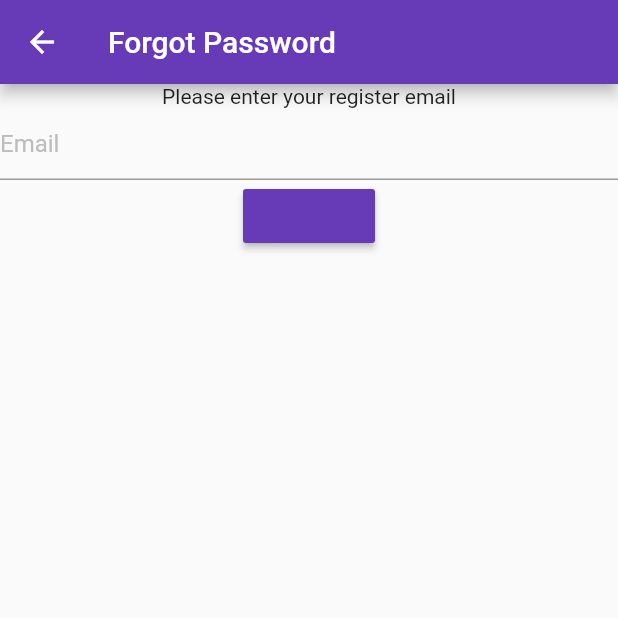
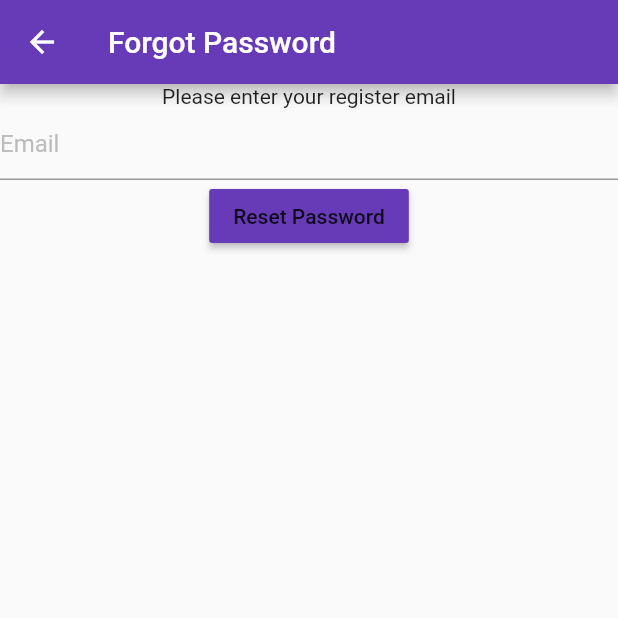
Before and after one commit to Disha152/Flutter_authentication, a Flutter app: the ForgotPasswordPage screen opened directly, on a phone screen of 412 x 824 dp, the top half of it. Run offline on Flutter 3.47's test engine with Material 2 defaults, Android fonts, the phone set to English and light mode, and no system bars; our stand-ins replace firebase_auth, firebase_core, google_fonts; accounts and stored records are empty.

Commit message:
Resetting password with email

```diff
--- a/lib/pages/login_page.dart
+++ b/lib/pages/login_page.dart
@@ -1,3 +1,4 @@
+
 import 'package:firebase_auth/firebase_auth.dart';
 import 'package:flutter/material.dart';
 import 'package:google_fonts/google_fonts.dart';
--- a/lib/pages/password_reset.dart
+++ b/lib/pages/password_reset.dart
@@ -1,7 +1,6 @@
 import 'package:flutter/material.dart';
 import 'package:firebase_auth/firebase_auth.dart';
-import 'package:firebase_auth_web/firebase_auth_web.dart';
-
+import 'package:firebase_core/firebase_core.dart';
 class ForgotPasswordPage extends StatefulWidget {
   const ForgotPasswordPage({super.key});
 
@@ -11,47 +10,57 @@ class ForgotPasswordPage extends StatefulWidget {
 
 class _ForgotPasswordPageState extends State<ForgotPasswordPage> {
   final emailController = TextEditingController();
+
+
   @override
   void dispose() {
+    // ignore: todo
     // TODO: implement dispose
     emailController.dispose();
     super.dispose();
   }
 
-  void passwordReset() async {
+
+// ...
+
+final FirebaseAuth _auth = FirebaseAuth.instance;
+
+// ...
+
+Future<void> resetPassword(String email) async {
   try {
-      await FirebaseAuth.instance
-          .sendPasswordResetEmail(email: emailController.text.trim());
+    await _auth.sendPasswordResetEmail(email: emailController.text.trim());
+    // Password reset email sent successfully
   } catch (e) {
-      print(e);
+    // An error occurred while trying to send the password reset email
   }
 }
+
 
   @override
   Widget build(BuildContext context) {
     return Scaffold(
       appBar: AppBar(
-        title: Text('Forgot Password'),
+        title: const Text('Forgot Password'),
         backgroundColor: Colors.deepPurple,
       ),
-      body: Container(
-          child: Column(
+      body: Column(
         children: [
-          Text('Please enter your register email'),
-          Container(
-              child: TextField(
+      const Text('Please enter your register email'),
+      TextField(
         decoration: InputDecoration(
       hintText: 'Email',
       hintStyle: TextStyle(color: Colors.grey[400]),
         ),
         controller: emailController,
-          )),
+      ),
       MaterialButton(
-            onPressed: (() => passwordReset),
+        onPressed: (() => resetPassword(emailController.text.trim())),
         color: Colors.deepPurple,
+        child: Text("Reset Password")
       )
         ],
-      )),
+      ),
     );
   }
 }
```
Lines whose indentation alone changed are shown as unchanged.
